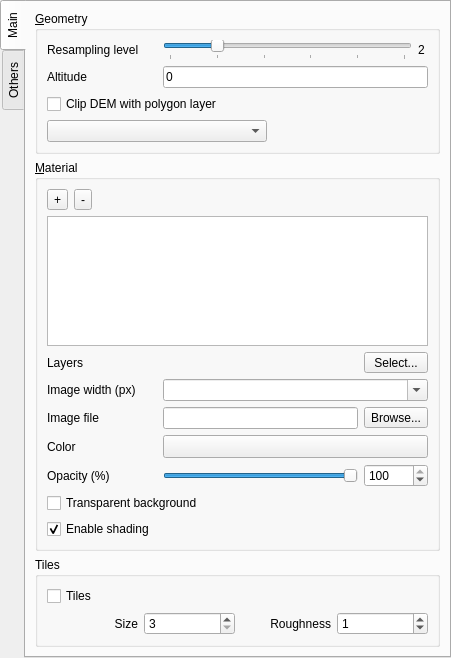
minorua/Qgis2threejs, file ui/demproperties.ui: the form before one commit.
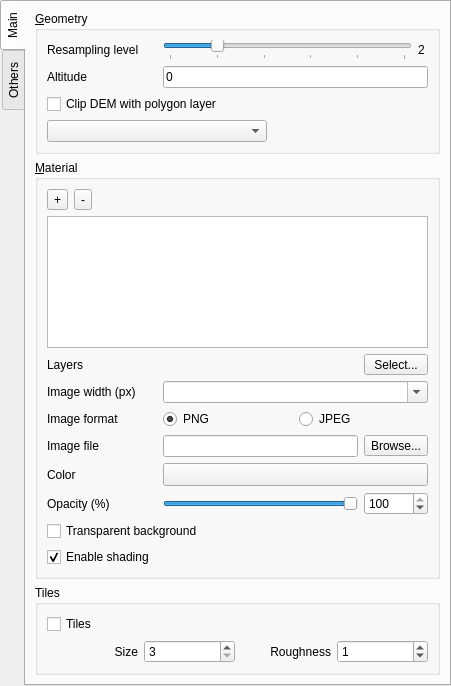
The form after the commit. Custom widgets are drawn as their Qt base class.

Commit message: DEM: add option to save texture image in JPEG

Patch:
```diff
--- a/ui/demproperties.ui
+++ b/ui/demproperties.ui
@@ -7,7 +7,7 @@
     <x>0</x>
     <y>0</y>
     <width>451</width>
-    <height>658</height>
+    <height>686</height>
    </rect>
   </property>
   <property name="windowTitle">
@@ -211,24 +211,17 @@
           </item>
           <item>
            <layout class="QGridLayout" name="gridLayout_Mtl">
-            <item row="7" column="0">
-             <widget class="QLabel" name="label_17">
-              <property name="text">
-               <string>Opacity (%)</string>
-              </property>
-             </widget>
-            </item>
-            <item row="3" column="0">
+            <item row="4" column="0">
              <widget class="QLabel" name="label_ImageFile">
               <property name="text">
                <string>Image file</string>
               </property>
              </widget>
             </item>
-            <item row="3" column="1">
+            <item row="4" column="1">
              <widget class="QLineEdit" name="lineEdit_ImageFile"/>
             </item>
-            <item row="7" column="1">
+            <item row="8" column="1">
              <widget class="QSlider" name="horizontalSlider_Opacity">
               <property name="maximum">
                <number>100</number>
@@ -241,14 +234,14 @@
               </property>
              </widget>
             </item>
-            <item row="2" column="1" colspan="2">
-             <widget class="QComboBox" name="comboBox_TextureSize">
-              <property name="editable">
-               <bool>true</bool>
+            <item row="8" column="0">
+             <widget class="QLabel" name="label_17">
+              <property name="text">
+               <string>Opacity (%)</string>
               </property>
              </widget>
             </item>
-            <item row="7" column="2">
+            <item row="8" column="2">
              <widget class="QSpinBox" name="spinBox_Opacity">
               <property name="enabled">
                <bool>true</bool>
@@ -276,13 +269,20 @@
               </property>
              </widget>
             </item>
-            <item row="1" column="1">
-             <widget class="QLabel" name="label_LayerImage">
+            <item row="4" column="2">
+             <widget class="QToolButton" name="toolButton_ImageFile">
               <property name="text">
-               <string/>
+               <string>Browse...</string>
               </property>
-              <property name="alignment">
-               <set>Qt::AlignRight|Qt::AlignTrailing|Qt::AlignVCenter</set>
+             </widget>
+            </item>
+            <item row="5" column="1" colspan="2">
+             <widget class="QgsColorButton" name="colorButton_Color">
+              <property name="sizePolicy">
+               <sizepolicy hsizetype="Preferred" vsizetype="Fixed">
+                <horstretch>0</horstretch>
+                <verstretch>0</verstretch>
+               </sizepolicy>
               </property>
              </widget>
             </item>
@@ -299,7 +299,17 @@
               </property>
              </widget>
             </item>
-            <item row="9" column="0" colspan="3">
+            <item row="1" column="1">
+             <widget class="QLabel" name="label_LayerImage">
+              <property name="text">
+               <string/>
+              </property>
+              <property name="alignment">
+               <set>Qt::AlignRight|Qt::AlignTrailing|Qt::AlignVCenter</set>
+              </property>
+             </widget>
+            </item>
+            <item row="10" column="0" colspan="3">
              <widget class="QCheckBox" name="checkBox_Shading">
               <property name="text">
                <string>Enable shading</string>
@@ -309,7 +319,20 @@
               </property>
              </widget>
             </item>
-            <item row="4" column="0">
+            <item row="2" column="0">
+             <widget class="QLabel" name="label_TextureSize">
+              <property name="minimumSize">
+               <size>
+                <width>110</width>
+                <height>0</height>
+               </size>
+              </property>
+              <property name="text">
+               <string>Image width (px)</string>
+              </property>
+             </widget>
+            </item>
+            <item row="5" column="0">
              <widget class="QLabel" name="label_Color">
               <property name="text">
                <string>Color</string>
@@ -323,43 +346,48 @@
               </property>
              </widget>
             </item>
-            <item row="3" column="2">
-             <widget class="QToolButton" name="toolButton_ImageFile">
-              <property name="text">
-               <string>Browse...</string>
-              </property>
-             </widget>
-            </item>
-            <item row="4" column="1" colspan="2">
-             <widget class="QgsColorButton" name="colorButton_Color">
-              <property name="sizePolicy">
-               <sizepolicy hsizetype="Preferred" vsizetype="Fixed">
-                <horstretch>0</horstretch>
-                <verstretch>0</verstretch>
-               </sizepolicy>
-              </property>
-             </widget>
-            </item>
-            <item row="2" column="0">
-             <widget class="QLabel" name="label_TextureSize">
-              <property name="minimumSize">
-               <size>
-                <width>110</width>
-                <height>0</height>
-               </size>
-              </property>
-              <property name="text">
-               <string>Image width (px)</string>
-              </property>
-             </widget>
-            </item>
-            <item row="8" column="0" colspan="3">
+            <item row="9" column="0" colspan="3">
              <widget class="QCheckBox" name="checkBox_TransparentBackground">
               <property name="text">
                <string>Transparent background</string>
               </property>
              </widget>
             </item>
+            <item row="2" column="1" colspan="2">
+             <widget class="QComboBox" name="comboBox_TextureSize">
+              <property name="editable">
+               <bool>true</bool>
+              </property>
+             </widget>
+            </item>
+            <item row="3" column="0">
+             <widget class="QLabel" name="label_Format">
+              <property name="text">
+               <string>Image format</string>
+              </property>
+             </widget>
+            </item>
+            <item row="3" column="1" colspan="2">
+             <layout class="QGridLayout" name="gridLayout_2">
+              <item row="0" column="0">
+               <widget class="QRadioButton" name="radioButton_PNG">
+                <property name="text">
+                 <string>PNG</string>
+                </property>
+                <property name="checked">
+                 <bool>true</bool>
+                </property>
+               </widget>
+              </item>
+              <item row="0" column="1">
+               <widget class="QRadioButton" name="radioButton_JPEG">
+                <property name="text">
+                 <string>JPEG</string>
+                </property>
+               </widget>
+              </item>
+             </layout>
+            </item>
            </layout>
           </item>
          </layout>
```
Left out of the diff: 18 changed lines with no effect on the pictures. The commit also changes 5 other files.
